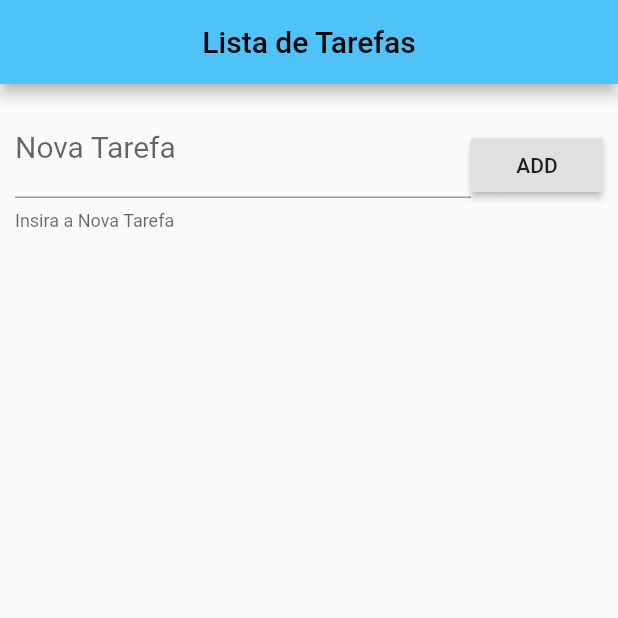
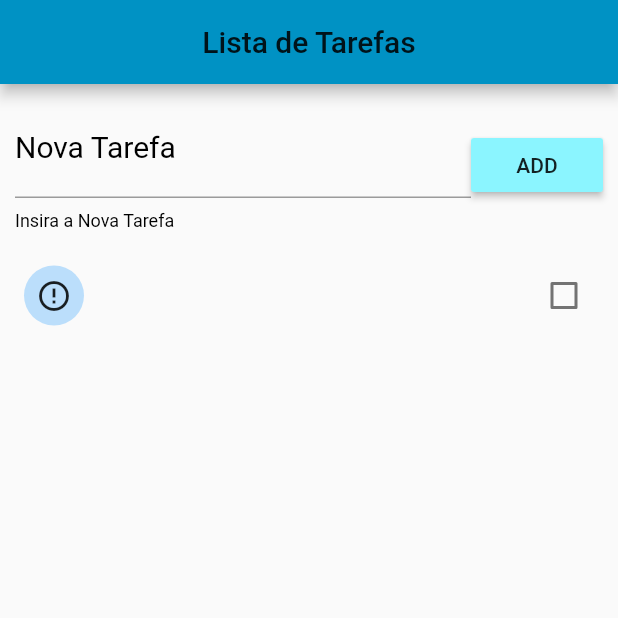
Before and after one commit to ludemeula/lista_tarefas, a Flutter app: the screen it shows after launch, after a tap on "ADD", on a phone screen of 412 x 824 dp, the top half of it. Run offline on Flutter 3.47's test engine with Material 2 defaults, Android fonts, the phone set to English and light mode, and no system bars.

Commit message:
Adding ToDo List

```diff
--- a/lib/main.dart
+++ b/lib/main.dart
@@ -6,6 +6,10 @@ import 'package:path_provider/path_provider.dart';
 void main() {
   runApp(MaterialApp(
     home: Home(),
+    theme: ThemeData(
+        buttonColor: Color(0xff8bf5ff),
+        hintColor: Colors.black,
+        primaryColor: Color(0xffe0e0e0)),
   ));
 }
 
@@ -17,16 +21,28 @@ class Home extends StatefulWidget {
 class _HomeState extends State<Home> {
   List _toDoList = [];
 
+  final _toDoController = TextEditingController();
+
+  void _addToDo() {
+    setState(() {
+      Map<String, dynamic> toDo = Map();
+      toDo['title'] = _toDoController.text;
+      _toDoController.text = '';
+      toDo['checked'] = false;
+      _toDoList.add(toDo);
+    });
+  }
+
   @override
   Widget build(BuildContext context) {
     return Scaffold(
       appBar: AppBar(
         title: Text(
           'Lista de Tarefas',
-          style: TextStyle(color: Colors.black),
+          //style: TextStyle(color: Colors.black),
         ),
         centerTitle: true,
-        backgroundColor: Color(0xff4fc3f7),
+        backgroundColor: Color(0xff0092c4),
       ),
       body: Column(
         children: <Widget>[
@@ -36,20 +52,41 @@ class _HomeState extends State<Home> {
               children: <Widget>[
                 Expanded(
                   child: TextField(
-                      keyboardType:
-                          TextInputType.numberWithOptions(decimal: true),
-                      decoration: InputDecoration(
-                          labelText: 'Nova Tarefa',
-                          helperText: 'Insira a Nova Tarefa'),
-                      style: TextStyle(fontSize: 20)),
+                    decoration: InputDecoration(
+                        labelText: 'Nova Tarefa',
+                        helperText: 'Insira a Nova Tarefa'),
+                    style: TextStyle(fontSize: 20),
+                    controller: _toDoController,
+                  ),
                 ),
                 RaisedButton(
                   child: Text('ADD'),
-                  onPressed: () {},
-                )
+                  onPressed: _addToDo,
+                ),
               ],
             ),
-          )
+          ),
+          Expanded(
+            child: ListView.builder(
+                padding: EdgeInsets.only(top: 5),
+                itemCount: _toDoList.length,
+                itemBuilder: (context, index) {
+                  return CheckboxListTile(
+                    title: Text(_toDoList[index]['title']),
+                    value: _toDoList[index]['checked'],
+                    secondary: CircleAvatar(
+                      child: Icon(_toDoList[index]['checked']
+                          ? Icons.check_circle
+                          : Icons.error_outline),
+                    ),
+                    onChanged: (check) {
+                      setState(() {
+                        _toDoList[index]['checked'] = check;
+                      });
+                    },
+                  );
+                }),
+          ),
         ],
       ),
     );
```
